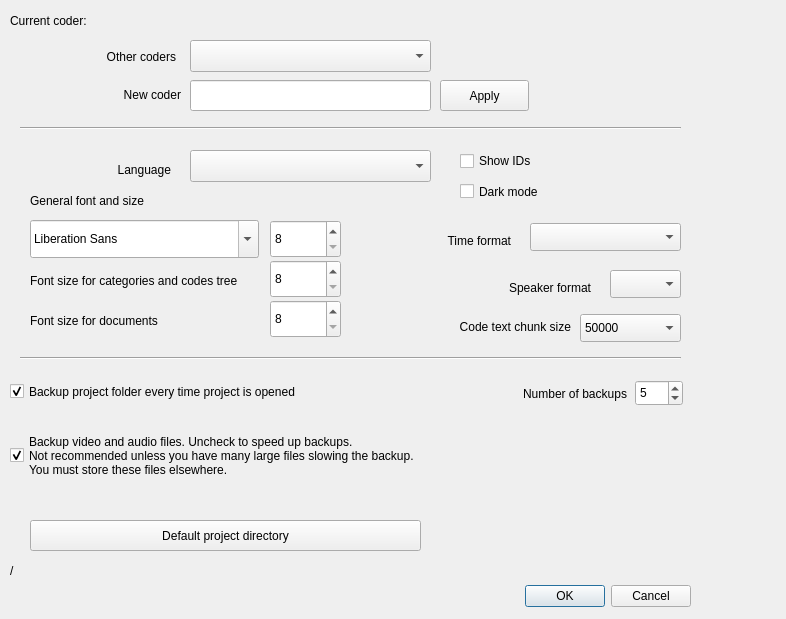
Before: the Qt Designer form GUI_UIs/ui_dialog_settings.ui in ccbogel/QualCoder, drawn with Qt 5.
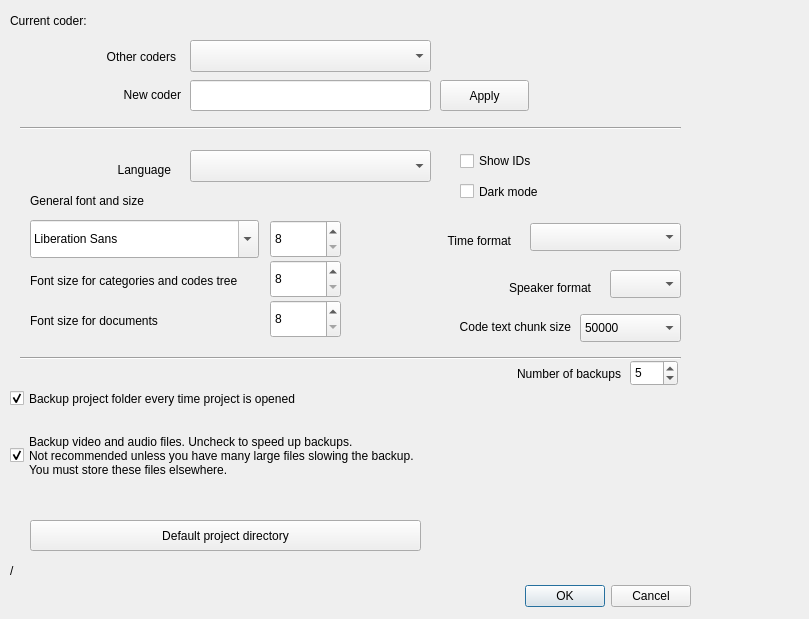
After: the same form once the commit is applied.

```diff
--- a/GUI_UIs/ui_dialog_settings.ui
+++ b/GUI_UIs/ui_dialog_settings.ui
@@ -6,7 +6,7 @@
    <rect>
     <x>0</x>
     <y>0</y>
-    <width>786</width>
+    <width>809</width>
     <height>619</height>
    </rect>
   </property>
@@ -242,9 +242,9 @@
    <property name="geometry">
     <rect>
      <x>10</x>
-     <y>376</y>
-     <width>461</width>
-     <height>31</height>
+     <y>388</y>
+     <width>511</width>
+     <height>21</height>
     </rect>
    </property>
    <property name="text">
@@ -259,7 +259,7 @@
     <rect>
      <x>10</x>
      <y>410</y>
-     <width>691</width>
+     <width>761</width>
      <height>91</height>
     </rect>
    </property>
@@ -397,9 +397,9 @@
   <widget class="QLabel" name="label_backups_to_keep">
    <property name="geometry">
     <rect>
-     <x>466</x>
-     <y>380</y>
-     <width>161</width>
+     <x>350</x>
+     <y>360</y>
+     <width>271</width>
      <height>21</height>
     </rect>
    </property>
@@ -416,8 +416,8 @@
   <widget class="QSpinBox" name="spinBox_backups">
    <property name="geometry">
     <rect>
-     <x>635</x>
-     <y>380</y>
+     <x>630</x>
+     <y>360</y>
      <width>48</width>
      <height>26</height>
     </rect>
```
